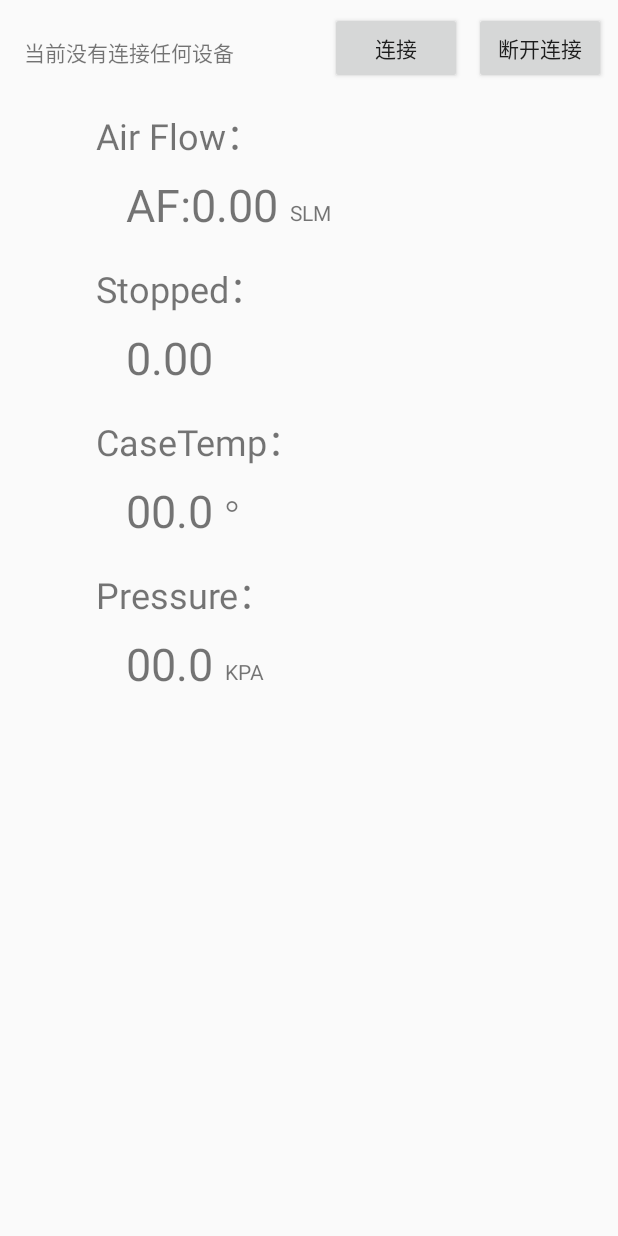
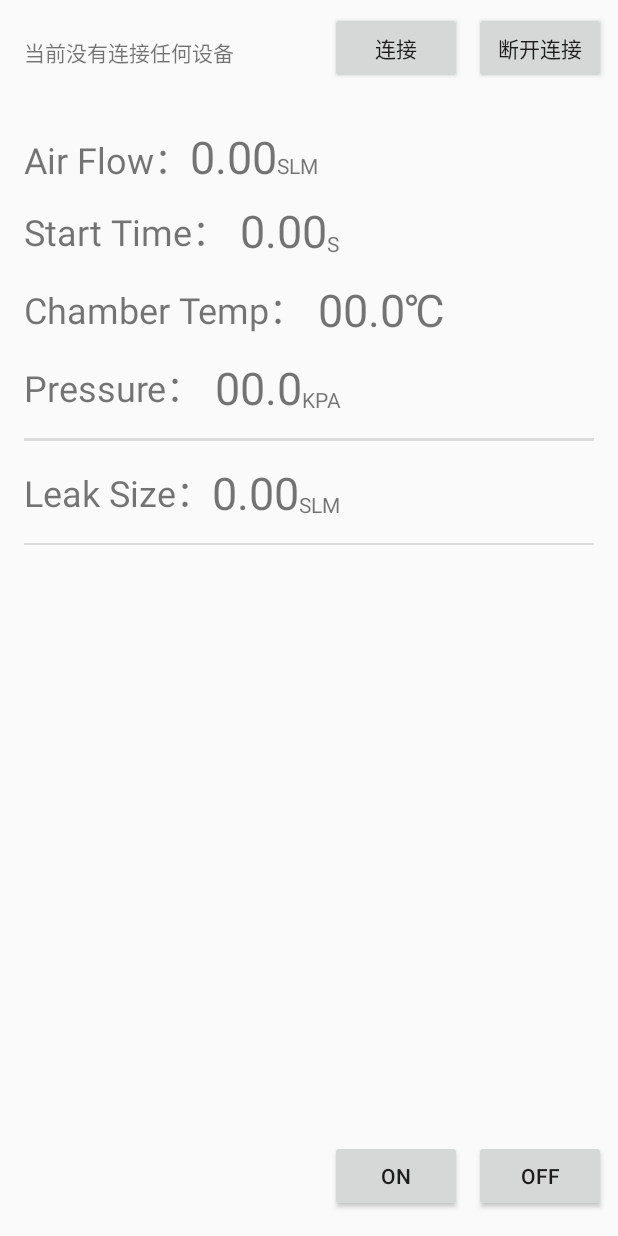
Before and after one commit to NnnLillian/Android-BlueTooth, an Android app: the screen it shows after launch (MainActivity), on a phone screen of 412 x 824 dp. Run offline under Robolectric (Android 15) with nearby library versions, the phone set to English and light mode, and no system bars.

Commit message:
BlueTooth can send command

```diff
--- a/app/src/main/java/august/com/test/MainActivity.java
+++ b/app/src/main/java/august/com/test/MainActivity.java
@@ -33,9 +33,9 @@ public class MainActivity extends Activity {
 
     //定义组件
     TextView statusLabel;
-    Button btnConnect,btnSend,btnQuit;
+    Button btnConnect,btnSend,btnQuit,btnOn,btnOff;
     EditText etReceived,etSend;
-    TextView T,AP,Tc,AF;
+    TextView T,AP,Tc,AF,LS;
 
     //device var
     private BluetoothAdapter mBluetoothAdapter = null;
@@ -61,6 +61,11 @@ public class MainActivity extends Activity {
     String pressure="";
     String tempretures="";
     String flow="";
+    double flows;
+    String LeakResult="";
+    double LeakResults;
+    String ON="ON";
+    String OFF="OFF";
 
     MyHandler handler;
 
@@ -109,6 +114,12 @@ public class MainActivity extends Activity {
                             rThread.join();
                         }
                         statusLabel.setText("当前连接已断开");
+
+                        T.setText("0.00");
+                        AP.setText("00.0");
+                        Tc.setText("00.0");
+                        AF.setText("0.00");
+                        LS.setText("0.00");
 //						etReceived.setText("");
                     } catch (IOException e) {
 
@@ -133,6 +144,24 @@ public class MainActivity extends Activity {
 //
 //            }
 //        });
+        btnOn.setOnClickListener(new View.OnClickListener() {
+
+            @Override
+            public void onClick(View v) {
+                // TODO Auto-generated method stub
+                new SendInfoTask().execute(ON);
+
+            }
+        });
+        btnOff.setOnClickListener(new View.OnClickListener() {
+
+            @Override
+            public void onClick(View v) {
+                // TODO Auto-generated method stub
+                new SendInfoTask().execute(OFF);
+
+            }
+        });
     }
 
     public void Init()
@@ -142,8 +171,11 @@ public class MainActivity extends Activity {
         AP=(TextView)this.findViewById(R.id.press);
         Tc=(TextView)this.findViewById(R.id.degree);
         AF=(TextView)this.findViewById(R.id.flowData);
+        LS=(TextView)this.findViewById(R.id.result);
         btnConnect=(Button)this.findViewById(R.id.button1);
 //        btnSend=(Button)this.findViewById(R.id.button2);
+        btnOn=(Button)this.findViewById(R.id.on);
+        btnOff=(Button)this.findViewById(R.id.off);
         btnQuit=(Button)this.findViewById(R.id.button3);
 //        etSend=(EditText)this.findViewById(R.id.editText1);
 //        etReceived=(EditText)this.findViewById(R.id.editText2);
@@ -246,7 +278,7 @@ public class MainActivity extends Activity {
             statusLabel.setText(result);
 
             //将发送框清空
-            etSend.setText("");
+//            etSend.setText("");
         }
 
         @Override
@@ -330,29 +362,36 @@ public class MainActivity extends Activity {
 
             byte[] newbuff=new byte[length];  //newbuff字节数组，用于存放真正接收到的数据
 
-            for(int j=0;j<length;j++)
-            {
-                newbuff[j]=buff[j];
+            if (length > 30) {
+                for (int j = 0; j < length; j++) {
+                    newbuff[j] = buff[j];
                 }
 
 //            ReceiveData=ReceiveData+new String(newbuff);
-            ReceiveData=new String(newbuff);
-            String line[]=ReceiveData.split("\n");
+                ReceiveData = new String(newbuff);
+                String line[] = ReceiveData.split("\n");
                 ReceiveData = line[0];
-            String item[]=ReceiveData.split(" ");
-            Log.e("item",item[1]);
+                String item[] = ReceiveData.split(" ");
+                Log.e("item", item[1]);
 //            Log.e("item3",item[3]);
                 times = item[1];
 //            ReceiveData = item[1];
                 pressure = item[3];
                 tempretures = item[5];
-            flow = item[6];
-            Log.e("Data",ReceiveData);
+                flow = item[6].substring(3).replaceAll("\r", "");
+                flows = Double.parseDouble(flow);
+                LeakResults = flows / 2;
+                LeakResult = String.valueOf(LeakResults);
+                Log.e("Data", ReceiveData);
 //			System.out.println("result :"+ReceiveData);
-            Message msg=Message.obtain();
-            msg.what=1;
+                Message msg = Message.obtain();
+                msg.what = 1;
                 handler.sendMessage(msg);  //发送消息:系统会自动调用handleMessage( )方法来处理消息
-
+            }else {
+                Message msg = Message.obtain();
+                msg.what = 2;
+                handler.sendMessage(msg);
+            }
         }
 
     }
@@ -372,6 +411,9 @@ public class MainActivity extends Activity {
                     AP.setText(pressure);
                     Tc.setText(tempretures);
                     AF.setText(flow);
+                    LS.setText(LeakResult);
+                    break;
+                case 2:
                     break;
             }
         }
--- a/app/src/main/res/layout/activity_main.xml
+++ b/app/src/main/res/layout/activity_main.xml
@@ -10,14 +10,31 @@
     tools:context=".MainActivity">
 
     <TextView
+        android:id="@+id/second"
+        android:layout_width="wrap_content"
+        android:layout_height="wrap_content"
+        android:text="S"
+        app:layout_constraintBottom_toBottomOf="@+id/stop"
+        app:layout_constraintStart_toEndOf="@+id/stoppedTime" />
+
+    <TextView
+        android:id="@+id/slm2"
+        android:layout_width="wrap_content"
+        android:layout_height="wrap_content"
+        android:text="SLM"
+        app:layout_constraintBottom_toBottomOf="@+id/LeakSize"
+        app:layout_constraintStart_toEndOf="@+id/result" />
+
+    <TextView
         android:id="@+id/flow"
         android:layout_width="wrap_content"
-        android:layout_height="wrap_content"
-        android:layout_marginLeft="64dp"
-        android:layout_marginStart="64dp"
-        android:layout_marginTop="72dp"
+        android:layout_height="32dp"
+        android:layout_marginLeft="16dp"
+        android:layout_marginStart="16dp"
+        android:layout_marginTop="88dp"
         android:text="Air Flow："
         android:textSize="24sp"
+        app:layout_constraintHorizontal_chainStyle="packed"
         app:layout_constraintStart_toStartOf="parent"
         app:layout_constraintTop_toTopOf="parent" />
 
@@ -25,118 +42,132 @@
         android:id="@+id/stop"
         android:layout_width="wrap_content"
         android:layout_height="wrap_content"
-        android:layout_marginLeft="64dp"
-        android:layout_marginStart="64dp"
+        android:layout_marginLeft="16dp"
+        android:layout_marginStart="16dp"
         android:layout_marginTop="16dp"
-        android:text="Stopped："
+        android:text="Start Time："
         android:textSize="24sp"
         app:layout_constraintStart_toStartOf="parent"
-        app:layout_constraintTop_toBottomOf="@+id/flowData" />
+        app:layout_constraintTop_toBottomOf="@+id/flow" />
 
     <TextView
         android:id="@+id/temperature"
         android:layout_width="wrap_content"
         android:layout_height="wrap_content"
-        android:layout_marginLeft="64dp"
-        android:layout_marginStart="64dp"
+        android:layout_marginLeft="16dp"
+        android:layout_marginStart="16dp"
         android:layout_marginTop="16dp"
-        android:text="CaseTemp："
+        android:text="Chamber Temp："
         android:textSize="24sp"
         app:layout_constraintStart_toStartOf="parent"
-        app:layout_constraintTop_toBottomOf="@+id/stoppedTime" />
+        app:layout_constraintTop_toBottomOf="@+id/stop" />
 
     <TextView
         android:id="@+id/pressure"
         android:layout_width="wrap_content"
         android:layout_height="wrap_content"
-        android:layout_marginLeft="64dp"
-        android:layout_marginStart="64dp"
+        android:layout_marginLeft="16dp"
+        android:layout_marginStart="16dp"
         android:layout_marginTop="16dp"
         android:text="Pressure："
         android:textSize="24sp"
         app:layout_constraintStart_toStartOf="parent"
-        app:layout_constraintTop_toBottomOf="@+id/degree" />
+        app:layout_constraintTop_toBottomOf="@+id/temperature" />
+
+    <TextView
+        android:id="@+id/LeakSize"
+        android:layout_width="wrap_content"
+        android:layout_height="wrap_content"
+        android:layout_marginLeft="16dp"
+        android:layout_marginStart="16dp"
+        android:layout_marginTop="16dp"
+        android:text="Leak Size："
+        android:textSize="24sp"
+        app:layout_constraintStart_toStartOf="parent"
+        app:layout_constraintTop_toBottomOf="@+id/divider" />
 
     <TextView
         android:id="@+id/degree"
         android:layout_width="wrap_content"
-        android:layout_height="42dp"
-        android:layout_marginLeft="84dp"
-        android:layout_marginStart="84dp"
-        android:layout_marginTop="8dp"
+        android:layout_height="wrap_content"
+        android:layout_marginLeft="8dp"
+        android:layout_marginStart="8dp"
         android:text="00.0"
         android:textSize="30sp"
-        app:layout_constraintStart_toStartOf="parent"
-        app:layout_constraintTop_toBottomOf="@+id/temperature" />
+        app:layout_constraintBottom_toBottomOf="@+id/temperature"
+        app:layout_constraintStart_toEndOf="@+id/temperature"
+        app:layout_constraintTop_toTopOf="@+id/temperature" />
 
     <TextView
         android:id="@+id/stoppedTime"
         android:layout_width="wrap_content"
         android:layout_height="42dp"
-        android:layout_marginLeft="84dp"
-        android:layout_marginStart="84dp"
-        android:layout_marginTop="8dp"
+        android:layout_marginLeft="8dp"
+        android:layout_marginStart="8dp"
         android:text="0.00"
         android:textSize="30sp"
-        app:layout_constraintStart_toStartOf="parent"
-        app:layout_constraintTop_toBottomOf="@+id/stop" />
+        app:layout_constraintBottom_toBottomOf="@+id/stop"
+        app:layout_constraintStart_toEndOf="@+id/stop"
+        app:layout_constraintTop_toTopOf="@+id/stop" />
 
     <TextView
         android:id="@+id/press"
         android:layout_width="wrap_content"
-        android:layout_height="42dp"
-        android:layout_marginLeft="84dp"
-        android:layout_marginStart="84dp"
-        android:layout_marginTop="8dp"
+        android:layout_height="wrap_content"
+        android:layout_marginLeft="8dp"
+        android:layout_marginStart="8dp"
         android:text="00.0"
         android:textSize="30sp"
-        app:layout_constraintStart_toStartOf="parent"
-        app:layout_constraintTop_toBottomOf="@+id/pressure" />
+        app:layout_constraintBottom_toBottomOf="@+id/pressure"
+        app:layout_constraintStart_toEndOf="@+id/pressure"
+        app:layout_constraintTop_toTopOf="@+id/pressure" />
 
     <TextView
         android:id="@+id/flowData"
         android:layout_width="wrap_content"
-        android:layout_height="42dp"
-        android:layout_marginLeft="84dp"
-        android:layout_marginStart="84dp"
-        android:layout_marginTop="8dp"
-        android:text="AF:0.00"
+        android:layout_height="wrap_content"
+        android:text="0.00"
         android:textSize="30sp"
-        app:layout_constraintStart_toStartOf="parent"
-        app:layout_constraintTop_toBottomOf="@+id/flow" />
+        app:layout_constraintBottom_toBottomOf="@+id/flow"
+        app:layout_constraintStart_toEndOf="@+id/flow"
+        app:layout_constraintTop_toTopOf="@+id/flow" />
+
+    <TextView
+        android:id="@+id/result"
+        android:layout_width="wrap_content"
+        android:layout_height="wrap_content"
+        android:text="0.00"
+        android:textSize="30sp"
+        app:layout_constraintBottom_toBottomOf="@+id/LeakSize"
+        app:layout_constraintHorizontal_chainStyle="packed"
+        app:layout_constraintStart_toEndOf="@+id/LeakSize"
+        app:layout_constraintTop_toTopOf="@+id/LeakSize" />
 
     <TextView
         android:id="@+id/slm"
         android:layout_width="wrap_content"
         android:layout_height="wrap_content"
-        android:layout_marginLeft="8dp"
-        android:layout_marginStart="8dp"
-        android:layout_marginTop="24dp"
         android:text="SLM"
-        app:layout_constraintStart_toEndOf="@+id/flowData"
-        app:layout_constraintTop_toBottomOf="@+id/flow" />
+        app:layout_constraintBottom_toBottomOf="@+id/flow"
+        app:layout_constraintStart_toEndOf="@+id/flowData" />
 
     <TextView
         android:id="@+id/c"
         android:layout_width="wrap_content"
         android:layout_height="wrap_content"
-        android:layout_marginLeft="8dp"
-        android:layout_marginStart="8dp"
-        android:text="。"
-        android:textSize="24sp"
-        app:layout_constraintStart_toEndOf="@+id/degree"
-        app:layout_constraintTop_toBottomOf="@+id/temperature" />
+        android:text="℃"
+        android:textAllCaps="false"
+        android:textSize="30sp"
+        app:layout_constraintBottom_toBottomOf="@+id/degree"
+        app:layout_constraintStart_toEndOf="@+id/degree" />
 
     <TextView
         android:id="@+id/kpa"
         android:layout_width="wrap_content"
         android:layout_height="wrap_content"
-        android:layout_marginLeft="8dp"
-        android:layout_marginStart="8dp"
-        android:layout_marginTop="24dp"
         android:text="KPA"
-        app:layout_constraintStart_toEndOf="@+id/press"
-        app:layout_constraintTop_toBottomOf="@+id/pressure" />
+        app:layout_constraintBottom_toBottomOf="@+id/pressure"
+        app:layout_constraintStart_toEndOf="@+id/press" />
 
     <!--<TextView-->
     <!--android:id="@+id/motor"-->
@@ -188,9 +219,9 @@
         <!--android:id="@+id/button2"-->
         <!--android:layout_width="wrap_content"-->
         <!--android:layout_height="wrap_content"-->
-        <!--android:layout_marginBottom="16dp"-->
-        <!--android:layout_marginEnd="16dp"-->
-        <!--android:layout_marginRight="16dp"-->
+        <!--android:layout_marginBottom="116dp"-->
+        <!--android:layout_marginEnd="52dp"-->
+        <!--android:layout_marginRight="52dp"-->
         <!--android:text="发送"-->
         <!--app:layout_constraintBottom_toBottomOf="parent"-->
         <!--app:layout_constraintEnd_toEndOf="parent" />-->
@@ -206,11 +237,61 @@
         app:layout_constraintEnd_toEndOf="parent"
         app:layout_constraintTop_toTopOf="parent" />
 
+    <View
+        android:id="@+id/divider"
+        android:layout_width="0dp"
+        android:layout_height="2dp"
+        android:layout_marginEnd="16dp"
+        android:layout_marginLeft="16dp"
+        android:layout_marginRight="16dp"
+        android:layout_marginStart="16dp"
+        android:layout_marginTop="16dp"
+        android:background="?android:attr/listDivider"
+        app:layout_constraintEnd_toEndOf="parent"
+        app:layout_constraintStart_toStartOf="parent"
+        app:layout_constraintTop_toBottomOf="@+id/pressure" />
+
+    <View
+        android:id="@+id/divider2"
+        android:layout_width="0dp"
+        android:layout_height="1dp"
+        android:layout_marginEnd="16dp"
+        android:layout_marginLeft="16dp"
+        android:layout_marginRight="16dp"
+        android:layout_marginStart="16dp"
+        android:layout_marginTop="16dp"
+        android:background="?android:attr/listDivider"
+        app:layout_constraintEnd_toEndOf="parent"
+        app:layout_constraintStart_toStartOf="parent"
+        app:layout_constraintTop_toBottomOf="@+id/LeakSize" />
+
+    <Button
+        android:id="@+id/off"
+        android:layout_width="wrap_content"
+        android:layout_height="wrap_content"
+        android:layout_marginBottom="16dp"
+        android:layout_marginEnd="8dp"
+        android:layout_marginRight="8dp"
+        android:text="OFF"
+        app:layout_constraintBottom_toBottomOf="parent"
+        app:layout_constraintEnd_toEndOf="parent" />
+
+    <Button
+        android:id="@+id/on"
+        android:layout_width="wrap_content"
+        android:layout_height="wrap_content"
+        android:layout_marginBottom="16dp"
+        android:layout_marginEnd="8dp"
+        android:layout_marginRight="8dp"
+        android:text="ON"
+        app:layout_constraintBottom_toBottomOf="parent"
+        app:layout_constraintEnd_toStartOf="@+id/off" />
+
     <!--<EditText-->
         <!--android:id="@+id/editText1"-->
         <!--android:layout_width="wrap_content"-->
         <!--android:layout_height="wrap_content"-->
-        <!--android:layout_marginBottom="16dp"-->
+        <!--android:layout_marginBottom="116dp"-->
         <!--android:layout_marginLeft="16dp"-->
         <!--android:layout_marginStart="16dp"-->
         <!--android:ems="10"-->
@@ -218,7 +299,7 @@
         <!--app:layout_constraintStart_toStartOf="parent" />-->
 
     <!--<EditText-->
-        <!--android:id="@+id/stoppedTime"-->
+        <!--android:id="@+id/editText2"-->
         <!--android:layout_width="wrap_content"-->
         <!--android:layout_height="wrap_content"-->
         <!--android:layout_marginBottom="8dp"-->
@@ -231,8 +312,9 @@
         <!--android:inputType="textMultiLine"-->
         <!--app:layout_constraintBottom_toBottomOf="parent"-->
         <!--app:layout_constraintEnd_toEndOf="parent"-->
+        <!--app:layout_constraintHorizontal_bias="0.0"-->
         <!--app:layout_constraintStart_toStartOf="parent"-->
         <!--app:layout_constraintTop_toBottomOf="@+id/textView1"-->
-        <!--app:layout_constraintVertical_bias="0.38" />-->
+        <!--app:layout_constraintVertical_bias="0.859" />-->
 
 </android.support.constraint.ConstraintLayout>
--- a/app/src/main/res/values/strings.xml
+++ b/app/src/main/res/values/strings.xml
@@ -1,5 +1,5 @@
 <resources>
-    <string name="app_name">Test</string>
+    <string name="app_name">BlueTooth</string>
     <string name="start">start</string>
     <string name="over">over</string>
 </resources>
```
Lines whose indentation alone changed are shown as unchanged.
